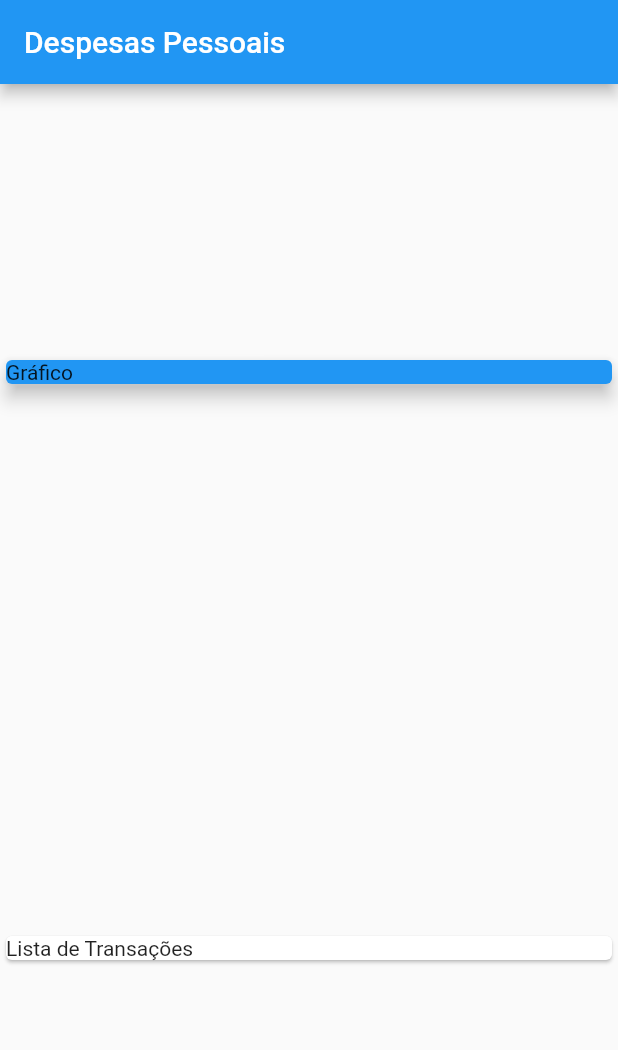
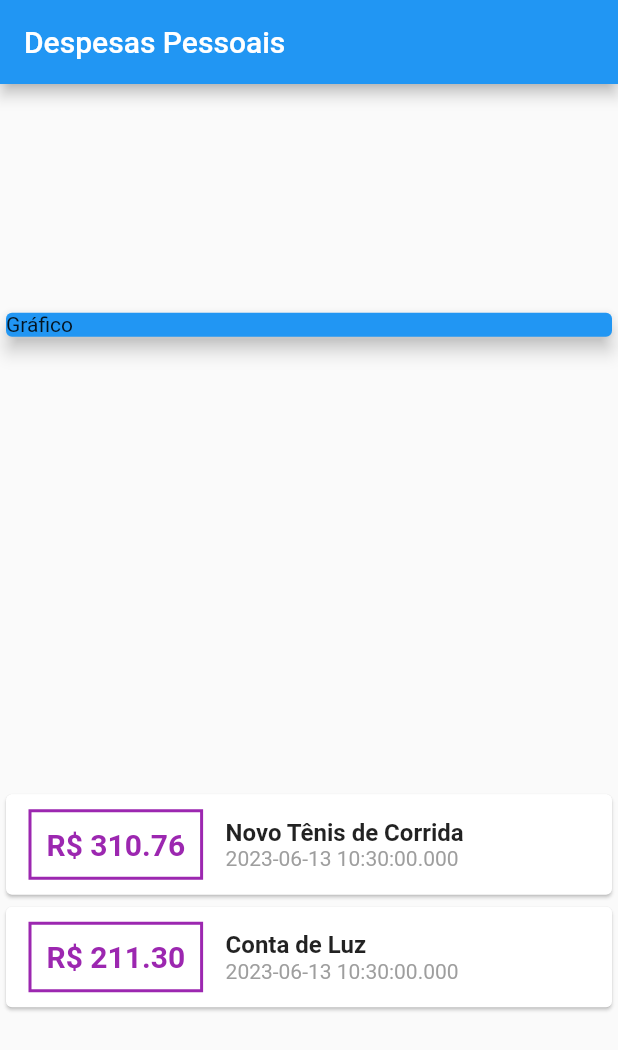
Before and after one commit to Dipedro87/ExpensesApp, a Flutter app: the screen it shows after launch, on a phone screen of 412 x 824 dp. Shown: the top 1050 px of the screen. Run offline on Flutter 3.47's test engine with Material 2 defaults, Android fonts, the phone set to English and light mode, and no system bars.

Commit message:
personalizando lista

```diff
--- a/lib/main.dart
+++ b/lib/main.dart
@@ -47,9 +47,52 @@ class MyHomePage extends StatelessWidget {
                 elevation: 5,
               ),
             ),
-            Card(
-              child: Text('Lista de Transações'),
-            ),
+            Column(
+              children: _transaction.map((tr) {
+                return Card(
+                  child: Row(
+                    children: [
+                      Container(
+                        margin: EdgeInsets.symmetric(
+                          horizontal: 15,
+                          vertical: 10,
+                        ),
+                        decoration: BoxDecoration(
+                            border: Border.all(
+                          color: Colors.purple,
+                          width: 2,
+                        )),
+                        padding: EdgeInsets.all(10),
+                        child: Text(
+                          'R\$ ${tr.value.toStringAsFixed(2)}',
+                          style: const TextStyle(
+                            fontWeight: FontWeight.bold,
+                            fontSize: 20,
+                            color: Colors.purple,
+                          ),
+                        ),
+                      ),
+                      Column(
+                        crossAxisAlignment: CrossAxisAlignment.start,
+                        children: [
+                          Text(
+                            tr.title,
+                            style: TextStyle(
+                              fontSize: 16,
+                              fontWeight: FontWeight.bold,
+                            ),
+                          ),
+                          Text(
+                            tr.date.toString(),
+                            style: TextStyle(color: Colors.grey),
+                          )
+                        ],
+                      )
+                    ],
+                  ),
+                );
+              }).toList(),
+            )
           ],
         ));
   }
```
